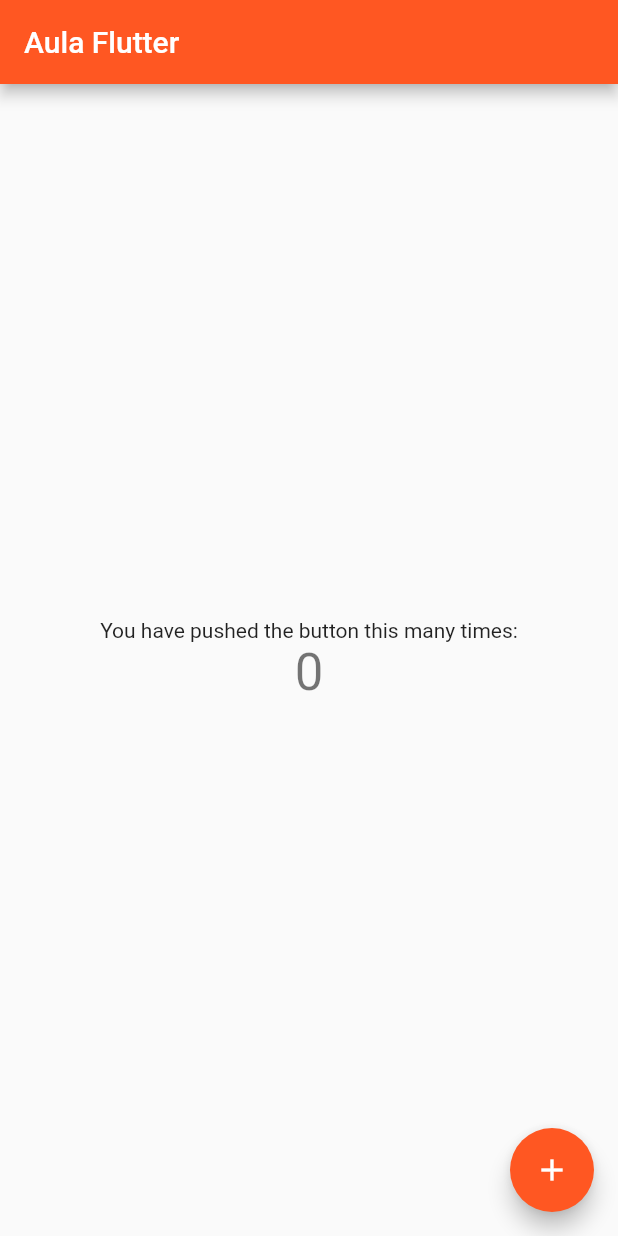
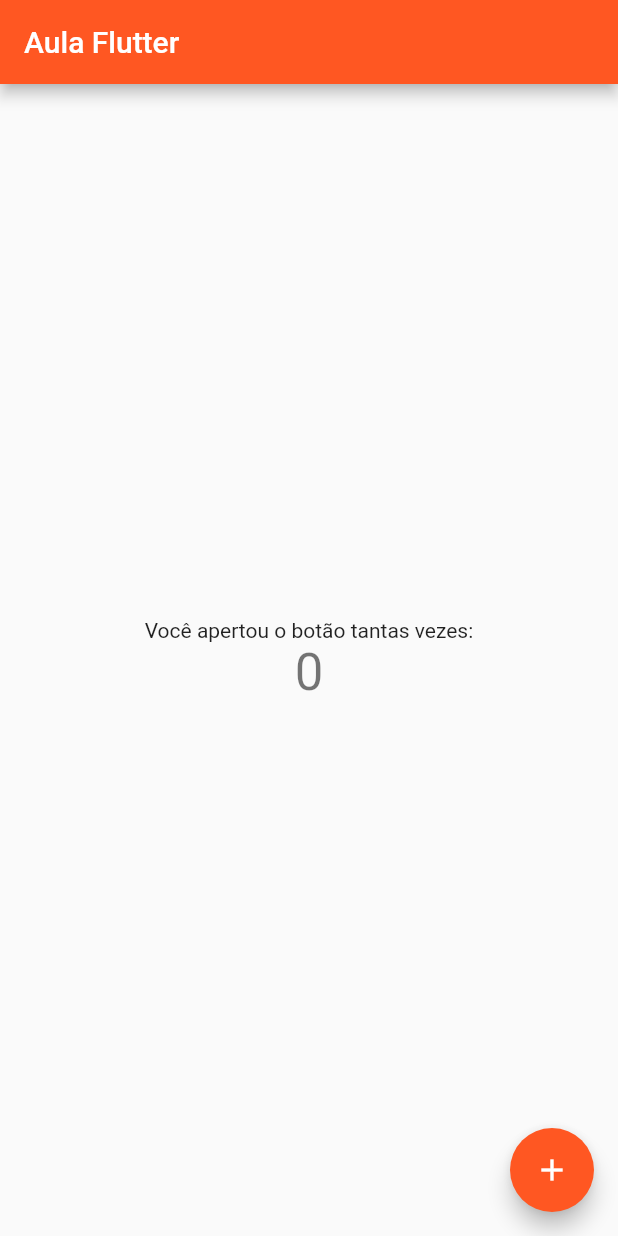
Before and after one commit to gguaranha/agenda_crud, a Flutter app: the screen it shows after launch, on a phone screen of 412 x 824 dp. Run offline on Flutter 3.47's test engine with Material 2 defaults, Android fonts, the light colour scheme and no system bars.

Commit message:
Traduzida a frase central

```diff
--- a/lib/app/view/my_home_page.dart
+++ b/lib/app/view/my_home_page.dart
@@ -67,7 +67,7 @@ class _MyHomePageState extends State<MyHomePage> {
           mainAxisAlignment: MainAxisAlignment.center,
           children: <Widget>[
             Text(
-              'You have pushed the button this many times:',
+              'Você apertou o botão tantas vezes:',
             ),
             Text(
               '$_counter',
```
